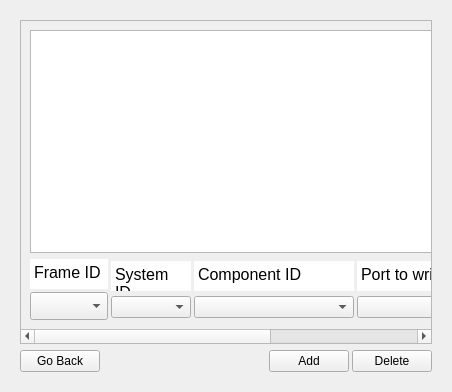
YevheniiKovryzhenko/KGroundControl, file mocap_manager.ui: the form before one commit.
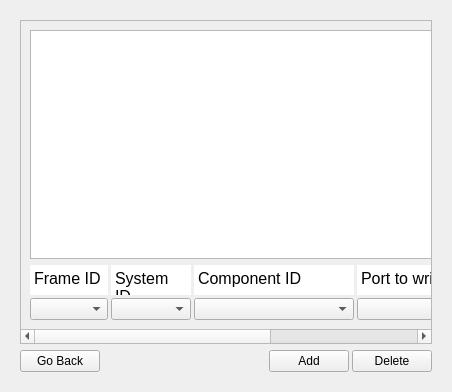
The form after the commit.

The edit to the form file:
```diff
--- a/mocap_manager.ui
+++ b/mocap_manager.ui
@@ -1748,7 +1748,7 @@
                  <property name="minimumSize">
                   <size>
                    <width>78</width>
-                   <height>28</height>
+                   <height>0</height>
                   </size>
                  </property>
                  <property name="maximumSize">
```
